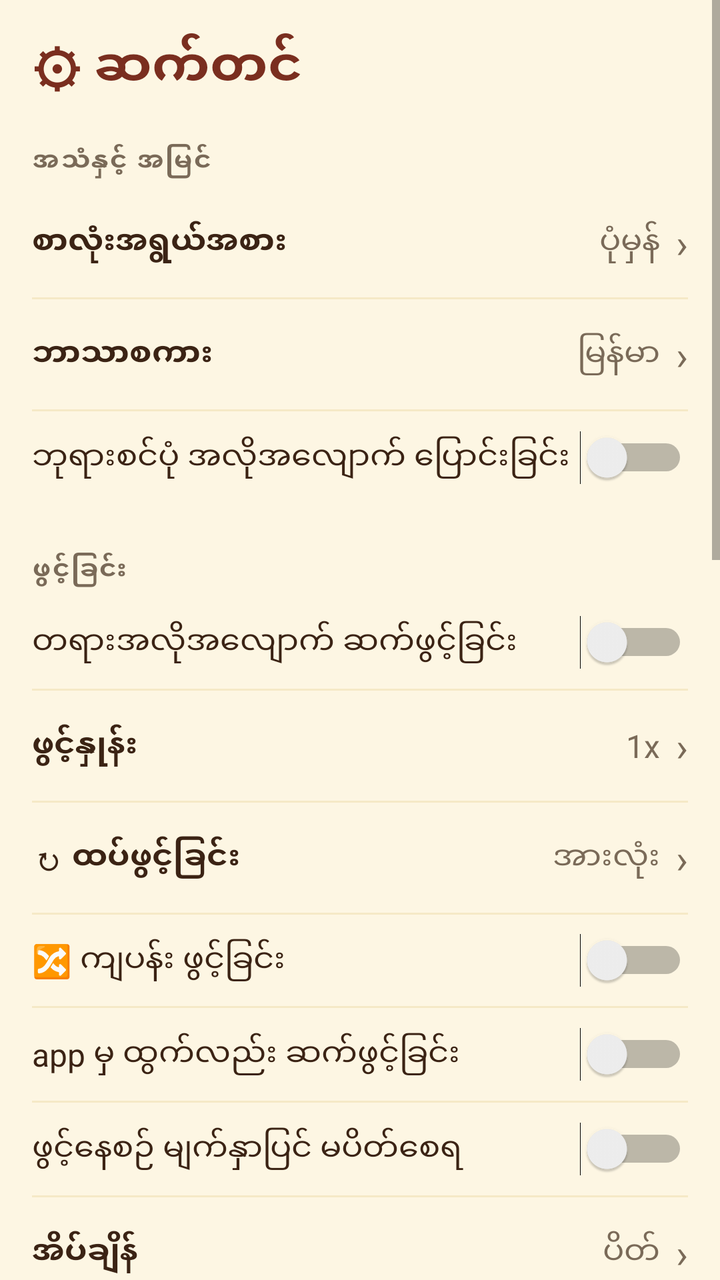
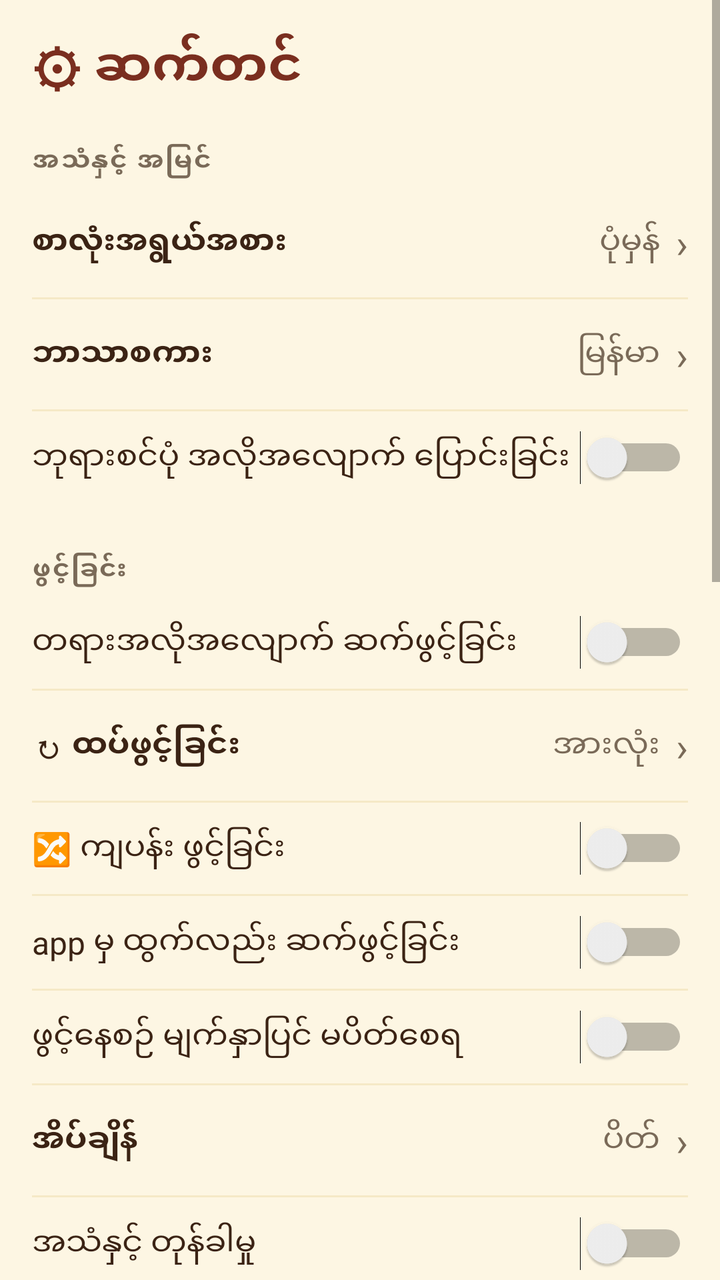

An Android layout rendered at two revisions. The XML below is the earlier revision; the diff shows what the commit changed to produce the second picture.
<!-- AndroidManifest.xml: application theme AppTheme -->
<!-- res/layout/activity_settings.xml -->
<?xml version="1.0" encoding="utf-8"?>
<LinearLayout xmlns:android="http://schemas.android.com/apk/res/android"
    android:id="@+id/root"
    android:layout_width="match_parent"
    android:layout_height="match_parent"
    android:background="@color/bg"
    android:orientation="vertical">
<ScrollView
    android:layout_width="match_parent"
    android:layout_height="0dp"
    android:layout_weight="1"
    android:fillViewport="true">
<LinearLayout
    android:id="@+id/content"
    android:layout_width="match_parent"
    android:layout_height="wrap_content"
    android:background="@color/bg"
    android:orientation="vertical"
    android:padding="16dp">
    <TextView
        android:id="@+id/titleText"
        android:layout_width="match_parent"
        android:layout_height="wrap_content"
        android:text="⚙ ဆက်တင်"
        android:textColor="@color/maroon"
        android:textSize="26sp"
        android:textStyle="bold" />

    <TextView
        android:id="@+id/secAppearance"
        android:layout_width="match_parent"
        android:layout_height="wrap_content"
        android:layout_marginTop="16dp"
        android:letterSpacing="0.06"
        android:paddingVertical="4dp"
        android:text="အသံနှင့် အမြင်"
        android:textColor="@color/muted"
        android:textSize="13sp"
        android:textStyle="bold" />

<LinearLayout
            android:id="@+id/rowFont"
            android:layout_width="match_parent"
            android:layout_height="wrap_content"
            android:background="?android:attr/selectableItemBackground"
            android:clickable="true"
            android:focusable="true"
            android:gravity="center_vertical"
            android:orientation="horizontal"
            android:paddingVertical="14dp">
            <TextView
                android:id="@+id/labelFont"
                android:layout_width="0dp"
                android:layout_height="wrap_content"
                android:layout_weight="1"
                android:text="စာလုံးအရွယ်အစား"
                android:textColor="@color/ink"
                android:textSize="16sp"
                android:textStyle="bold" />
            <TextView
                android:id="@+id/fontValue"
                android:layout_width="wrap_content"
                android:layout_height="wrap_content"
                android:text="ပုံမှန်"
                android:textColor="@color/muted"
                android:textSize="16sp" />
            <TextView
                android:id="@+id/fontChevron"
                android:layout_width="wrap_content"
                android:layout_height="wrap_content"
                android:paddingStart="8dp"
                android:text="›"
                android:textColor="@color/muted"
                android:textSize="20sp" />
        </LinearLayout>
    <View
        android:layout_width="match_parent"
        android:layout_height="1dp"
        android:background="#26C9A227" />

<LinearLayout
            android:id="@+id/rowLanguage"
            android:layout_width="match_parent"
            android:layout_height="wrap_content"
            android:background="?android:attr/selectableItemBackground"
            android:clickable="true"
            android:focusable="true"
            android:gravity="center_vertical"
            android:orientation="horizontal"
            android:paddingVertical="14dp">
            <TextView
                android:id="@+id/labelLanguage"
                android:layout_width="0dp"
                android:layout_height="wrap_content"
                android:layout_weight="1"
                android:text="ဘာသာစကား"
                android:textColor="@color/ink"
                android:textSize="16sp"
                android:textStyle="bold" />
            <TextView
                android:id="@+id/langValue"
                android:layout_width="wrap_content"
                android:layout_height="wrap_content"
                android:text="မြန်မာ"
                android:textColor="@color/muted"
                android:textSize="16sp" />
            <TextView
                android:id="@+id/langChevron"
                android:layout_width="wrap_content"
                android:layout_height="wrap_content"
                android:paddingStart="8dp"
                android:text="›"
                android:textColor="@color/muted"
                android:textSize="20sp" />
        </LinearLayout>
    <View
        android:layout_width="match_parent"
        android:layout_height="1dp"
        android:background="#26C9A227" />

    <Switch
        android:id="@+id/btnThemeAuto"
        android:layout_width="match_parent"
        android:layout_height="wrap_content"
        android:background="?android:attr/selectableItemBackground"
        android:clickable="true"
        android:ellipsize="end"
        android:focusable="true"
        android:maxLines="1"
        android:paddingVertical="12dp"
        android:showText="false"
        android:text="ဘုရားစင်ပုံ အလိုအလျောက် ပြောင်းခြင်း"
        android:textColor="@color/ink"
        android:textOff=""
        android:textOn=""
        android:textSize="16sp" />

    <TextView
        android:id="@+id/secPlayback"
        android:layout_width="match_parent"
        android:layout_height="wrap_content"
        android:layout_marginTop="20dp"
        android:letterSpacing="0.06"
        android:paddingVertical="4dp"
        android:text="ဖွင့်ခြင်း"
        android:textColor="@color/muted"
        android:textSize="13sp"
        android:textStyle="bold" />

    <Switch
        android:id="@+id/btnAutoplay"
        android:layout_width="match_parent"
        android:layout_height="wrap_content"
        android:background="?android:attr/selectableItemBackground"
        android:clickable="true"
        android:ellipsize="end"
        android:focusable="true"
        android:maxLines="1"
        android:paddingVertical="12dp"
        android:showText="false"
        android:text="တရားအလိုအလျောက် ဆက်ဖွင့်ခြင်း"
        android:textColor="@color/ink"
        android:textOff=""
        android:textOn=""
        android:textSize="16sp" />

    <View
        android:layout_width="match_parent"
        android:layout_height="1dp"
        android:background="#26C9A227" />

    <LinearLayout
        android:id="@+id/rowSpeed"
        android:layout_width="match_parent"
        android:layout_height="wrap_content"
        android:background="?android:attr/selectableItemBackground"
        android:clickable="true"
        android:focusable="true"
        android:gravity="center_vertical"
        android:orientation="horizontal"
        android:paddingVertical="14dp">
        <TextView
            android:id="@+id/labelSpeed"
            android:layout_width="0dp"
            android:layout_height="wrap_content"
            android:layout_weight="1"
            android:text="ဖွင့်နှုန်း"
            android:textColor="@color/ink"
            android:textSize="16sp"
            android:textStyle="bold" />
        <TextView
            android:id="@+id/speedValue"
            android:layout_width="wrap_content"
            android:layout_height="wrap_content"
            android:text="1x"
            android:textColor="@color/muted"
            android:textSize="16sp" />
        <TextView
            android:id="@+id/speedChevron"
            android:layout_width="wrap_content"
            android:layout_height="wrap_content"
            android:paddingStart="8dp"
            android:text="›"
            android:textColor="@color/muted"
            android:textSize="20sp" />
    </LinearLayout>

    <View
        android:layout_width="match_parent"
        android:layout_height="1dp"
        android:background="#26C9A227" />

    <LinearLayout
        android:id="@+id/rowRepeat"
        android:layout_width="match_parent"
        android:layout_height="wrap_content"
        android:background="?android:attr/selectableItemBackground"
        android:clickable="true"
        android:focusable="true"
        android:gravity="center_vertical"
        android:orientation="horizontal"
        android:paddingVertical="14dp">
        <TextView
            android:id="@+id/lblRepeat"
            android:layout_width="0dp"
            android:layout_height="wrap_content"
            android:layout_weight="1"
            android:text="↻ ထပ်ဖွင့်ခြင်း"
            android:textColor="@color/ink"
            android:textSize="16sp"
            android:textStyle="bold" />
        <TextView
            android:id="@+id/btnRepeat"
            android:layout_width="wrap_content"
            android:layout_height="wrap_content"
            android:text="အားလုံး"
            android:textColor="@color/muted"
            android:textSize="16sp" />
        <TextView
            android:id="@+id/repeatChevron"
            android:layout_width="wrap_content"
            android:layout_height="wrap_content"
            android:paddingStart="8dp"
            android:text="›"
            android:textColor="@color/muted"
            android:textSize="20sp" />
    </LinearLayout>

    <View
        android:layout_width="match_parent"
        android:layout_height="1dp"
        android:background="#26C9A227" />

    <Switch
        android:id="@+id/btnShuffle"
        android:layout_width="match_parent"
        android:layout_height="wrap_content"
        android:background="?android:attr/selectableItemBackground"
        android:clickable="true"
        android:ellipsize="end"
        android:focusable="true"
        android:maxLines="1"
        android:paddingVertical="12dp"
        android:showText="false"
        android:text="🔀 ကျပန်း ဖွင့်ခြင်း"
        android:textColor="@color/ink"
        android:textOff=""
        android:textOn=""
        android:textSize="16sp" />

    <View
        android:layout_width="match_parent"
        android:layout_height="1dp"
        android:background="#26C9A227" />

    <Switch
        android:id="@+id/btnBackground"
        android:layout_width="match_parent"
        android:layout_height="wrap_content"
        android:background="?android:attr/selectableItemBackground"
        android:clickable="true"
        android:ellipsize="end"
        android:focusable="true"
        android:maxLines="1"
        android:paddingVertical="12dp"
        android:showText="false"
        android:text="app မှ ထွက်လည်း ဆက်ဖွင့်ခြင်း"
        android:textColor="@color/ink"
        android:textOff=""
        android:textOn=""
        android:textSize="16sp" />

    <View
        android:layout_width="match_parent"
        android:layout_height="1dp"
        android:background="#26C9A227" />

    <Switch
        android:id="@+id/btnKeepScreen"
        android:layout_width="match_parent"
        android:layout_height="wrap_content"
        android:background="?android:attr/selectableItemBackground"
        android:clickable="true"
        android:ellipsize="end"
        android:focusable="true"
        android:maxLines="1"
        android:paddingVertical="12dp"
        android:showText="false"
        android:text="ဖွင့်နေစဉ် မျက်နှာပြင် မပိတ်စေရ"
        android:textColor="@color/ink"
        android:textOff=""
        android:textOn=""
        android:textSize="16sp" />

    <View
        android:layout_width="match_parent"
        android:layout_height="1dp"
        android:background="#26C9A227" />

    <LinearLayout
        android:id="@+id/rowSleep"
        android:layout_width="match_parent"
        android:layout_height="wrap_content"
        android:background="?android:attr/selectableItemBackground"
        android:clickable="true"
        android:focusable="true"
        android:gravity="center_vertical"
        android:orientation="horizontal"
        android:paddingVertical="14dp">
        <TextView
            android:id="@+id/lblSleep"
            android:layout_width="0dp"
            android:layout_height="wrap_content"
            android:layout_weight="1"
            android:text="အိပ်ချိန်"
            android:textColor="@color/ink"
            android:textSize="16sp"
            android:textStyle="bold" />
        <TextView
            android:id="@+id/btnSleep"
            android:layout_width="wrap_content"
            android:layout_height="wrap_content"
            android:text="ပိတ်"
            android:textColor="@color/muted"
            android:textSize="16sp" />
        <TextView
            android:id="@+id/sleepChevron"
            android:layout_width="wrap_content"
            android:layout_height="wrap_content"
            android:paddingStart="8dp"
            android:text="›"
            android:textColor="@color/muted"
            android:textSize="20sp" />
    </LinearLayout>

    <View
        android:layout_width="match_parent"
        android:layout_height="1dp"
        android:background="#26C9A227" />

    <Switch
        android:id="@+id/btnFx"
        android:layout_width="match_parent"
        android:layout_height="wrap_content"
        android:background="?android:attr/selectableItemBackground"
        android:clickable="true"
        android:ellipsize="end"
        android:focusable="true"
        android:maxLines="1"
        android:paddingVertical="12dp"
        android:showText="false"
        android:text="အသံနှင့် တုန်ခါမှု"
        android:textColor="@color/ink"
        android:textOff=""
        android:textOn=""
        android:textSize="16sp" />

    <TextView
        android:id="@+id/secNoti"
        android:layout_width="match_parent"
        android:layout_height="wrap_content"
        android:layout_marginTop="20dp"
        android:letterSpacing="0.06"
        android:paddingVertical="4dp"
        android:text="အကြောင်းကြားစာ"
        android:textColor="@color/muted"
        android:textSize="13sp"
        android:textStyle="bold" />

    <LinearLayout
        android:layout_width="match_parent"
        android:layout_height="wrap_content"
        android:orientation="vertical">
    <Switch
        android:id="@+id/btnNoti"
        android:layout_width="match_parent"
        android:layout_height="wrap_content"
        android:background="?android:attr/selectableItemBackground"
        android:clickable="true"
        android:ellipsize="end"
        android:focusable="true"
        android:maxLines="1"
        android:paddingVertical="12dp"
        android:showText="false"
        android:text="အကြောင်းကြားချက်"
        android:textColor="@color/ink"
        android:textOff=""
        android:textOn=""
        android:textSize="16sp" />
        <TextView
            android:id="@+id/notiNote"
            android:layout_width="match_parent"
            android:layout_height="wrap_content"
            android:paddingBottom="8dp"
            android:paddingStart="2dp"
            android:text=""
            android:textColor="@color/muted"
            android:textSize="13sp"
        android:visibility="gone" />
    </LinearLayout>

    <TextView
        android:id="@+id/secData"
        android:layout_width="match_parent"
        android:layout_height="wrap_content"
        android:layout_marginTop="20dp"
        android:letterSpacing="0.06"
        android:paddingVertical="4dp"
        android:text="ဒေတာ"
        android:textColor="@color/muted"
        android:textSize="13sp"
        android:textStyle="bold" />

    <LinearLayout
        android:layout_width="match_parent"
        android:layout_height="wrap_content"
        android:orientation="vertical">
    <Switch
        android:id="@+id/btnDataSaver"
        android:layout_width="match_parent"
        android:layout_height="wrap_content"
        android:background="?android:attr/selectableItemBackground"
        android:clickable="true"
        android:ellipsize="end"
        android:focusable="true"
        android:maxLines="1"
        android:paddingVertical="12dp"
        android:showText="false"
        android:text="ဒေတာ ချွေတာခြင်း"
        android:textColor="@color/ink"
        android:textOff=""
        android:textOn=""
        android:textSize="16sp" />
        <TextView
            android:id="@+id/dataSaverNote"
            android:layout_width="match_parent"
            android:layout_height="wrap_content"
            android:paddingBottom="8dp"
            android:paddingStart="2dp"
            android:text=""
            android:textColor="@color/muted"
            android:textSize="13sp"
        android:visibility="gone" />
    </LinearLayout>

    <View
        android:layout_width="match_parent"
        android:layout_height="1dp"
        android:background="#26C9A227" />

    <LinearLayout
        android:layout_width="match_parent"
        android:layout_height="wrap_content"
        android:orientation="vertical">
    <Switch
        android:id="@+id/btnAutoDl"
        android:layout_width="match_parent"
        android:layout_height="wrap_content"
        android:background="?android:attr/selectableItemBackground"
        android:clickable="true"
        android:ellipsize="end"
        android:focusable="true"
        android:maxLines="1"
        android:paddingVertical="12dp"
        android:showText="false"
        android:text="📶 Wi-Fi အလိုအလျောက် ဒေါင်းလုဒ်"
        android:textColor="@color/ink"
        android:textOff=""
        android:textOn=""
        android:textSize="16sp" />
        <TextView
            android:id="@+id/autoDlNote"
            android:layout_width="match_parent"
            android:layout_height="wrap_content"
            android:paddingBottom="8dp"
            android:paddingStart="2dp"
            android:text="မစစ်ဆေးရသေးပါ"
            android:textColor="@color/muted"
            android:textSize="13sp" />
        
        <TextView
            android:id="@+id/autoDlCheckNow"
            android:layout_width="wrap_content"
            android:layout_height="wrap_content"
            android:background="?android:attr/selectableItemBackground"
            android:clickable="true"
            android:focusable="true"
            android:paddingVertical="8dp"
            android:paddingStart="2dp"
            android:text="↻ ပြန်စစ်ဆေးမယ်"
            android:textColor="#C9A227"
            android:textSize="14sp"
            android:visibility="gone" />
    </LinearLayout>

    <View
        android:layout_width="match_parent"
        android:layout_height="1dp"
        android:background="#26C9A227" />

    
    <LinearLayout
        android:layout_width="match_parent"
        android:layout_height="wrap_content"
        android:orientation="vertical">
    <LinearLayout
        android:id="@+id/rowDownloaded"
        android:layout_width="match_parent"
        android:layout_height="wrap_content"
        android:background="?android:attr/selectableItemBackground"
        android:clickable="true"
        android:focusable="true"
        android:gravity="center_vertical"
        android:orientation="horizontal"
        android:paddingVertical="14dp">
        <TextView
            android:id="@+id/btnDownloaded"
            android:layout_width="0dp"
            android:layout_height="wrap_content"
            android:layout_weight="1"
            android:text="⬇ ဒေါင်းလုဒ်လုပ်ပြီးသားများ"
            android:textColor="@color/ink"
            android:textSize="16sp"
            android:textStyle="bold" />
        <TextView
            android:id="@+id/downloadedChevron"
            android:layout_width="wrap_content"
            android:layout_height="wrap_content"
            android:paddingStart="8dp"
            android:text="›"
            android:textColor="@color/muted"
            android:textSize="20sp" />
    </LinearLayout>
        <TextView
            android:id="@+id/downloadedSizeNote"
            android:layout_width="match_parent"
            android:layout_height="wrap_content"
            android:paddingBottom="8dp"
            android:paddingStart="2dp"
            android:text=""
            android:textColor="@color/muted"
            android:textSize="13sp"
            android:visibility="gone" />
    </LinearLayout>

    <View
        android:layout_width="match_parent"
        android:layout_height="1dp"
        android:background="#26C9A227" />

    <LinearLayout
        android:id="@+id/rowClearData"
        android:layout_width="match_parent"
        android:layout_height="wrap_content"
        android:background="?android:attr/selectableItemBackground"
        android:clickable="true"
        android:focusable="true"
        android:gravity="center_vertical"
        android:orientation="horizontal"
        android:paddingVertical="14dp">
        <TextView
            android:id="@+id/lblClearData"
            android:layout_width="0dp"
            android:layout_height="wrap_content"
            android:layout_weight="1"
            android:text="မှတ်တမ်း ရှင်းလင်းခြင်း"
            android:textColor="@color/ink"
            android:textSize="16sp"
            android:textStyle="bold" />
        <TextView
            android:id="@+id/clearChevron"
            android:layout_width="wrap_content"
            android:layout_height="wrap_content"
            android:paddingStart="8dp"
            android:text="›"
            android:textColor="@color/muted"
            android:textSize="20sp" />
    </LinearLayout>

    <TextView
        android:id="@+id/secAbout"
        android:layout_width="match_parent"
        android:layout_height="wrap_content"
        android:layout_marginTop="20dp"
        android:letterSpacing="0.06"
        android:paddingVertical="4dp"
        android:text="အကြောင်း"
        android:textColor="@color/muted"
        android:textSize="13sp"
        android:textStyle="bold" />

    <TextView
        android:id="@+id/aboutSrc"
        android:layout_width="match_parent"
        android:layout_height="wrap_content"
        android:paddingVertical="10dp"
        android:text="တရားများ ရင်းမြစ်: dhammadownload.com"
        android:textColor="@color/muted"
        android:textSize="13sp" />

    <LinearLayout
        android:layout_width="match_parent"
        android:layout_height="wrap_content"
        android:gravity="center_vertical"
        android:orientation="horizontal"
        android:paddingVertical="14dp">
        <TextView
            android:id="@+id/lblVersion"
            android:layout_width="0dp"
            android:layout_height="wrap_content"
            android:layout_weight="1"
            android:text="ဗားရှင်း"
            android:textColor="@color/ink"
            android:textSize="16sp"
            android:textStyle="bold" />
        <TextView
            android:id="@+id/versionValue"
            android:layout_width="wrap_content"
            android:layout_height="wrap_content"
            android:text="v12.93"
            android:textColor="@color/muted"
            android:textSize="16sp" />
    </LinearLayout>

    <View
        android:layout_width="match_parent"
        android:layout_height="1dp"
        android:background="#26C9A227" />

    
    <LinearLayout
        android:id="@+id/rowCheckUpdate"
        android:layout_width="match_parent"
        android:layout_height="wrap_content"
        android:background="?android:attr/selectableItemBackground"
        android:clickable="true"
        android:focusable="true"
        android:gravity="center_vertical"
        android:orientation="horizontal"
        android:paddingVertical="14dp">
        <TextView
            android:id="@+id/btnCheckUpdate"
            android:layout_width="0dp"
            android:layout_height="wrap_content"
            android:layout_weight="1"
            android:text="↻ Update စစ်ဆေးမယ်"
            android:textColor="@color/ink"
            android:textSize="16sp"
            android:textStyle="bold" />
        <TextView
            android:id="@+id/checkUpdateChevron"
            android:layout_width="wrap_content"
            android:layout_height="wrap_content"
            android:paddingStart="8dp"
            android:text="›"
            android:textColor="@color/muted"
            android:textSize="20sp" />
    </LinearLayout>

    <View
        android:layout_width="match_parent"
        android:layout_height="1dp"
        android:background="#26C9A227" />

    <LinearLayout
        android:id="@+id/rowTeam"
        android:layout_width="match_parent"
        android:layout_height="wrap_content"
        android:background="?android:attr/selectableItemBackground"
        android:clickable="true"
        android:focusable="true"
        android:gravity="center_vertical"
        android:orientation="horizontal"
        android:paddingVertical="14dp">
        <TextView
            android:id="@+id/btnTeam"
            android:layout_width="0dp"
            android:layout_height="wrap_content"
            android:layout_weight="1"
            android:text="👥 Developer Profile"
            android:textColor="@color/ink"
            android:textSize="16sp"
            android:textStyle="bold" />
        <TextView
            android:id="@+id/teamChevron"
            android:layout_width="wrap_content"
            android:layout_height="wrap_content"
            android:paddingStart="8dp"
            android:text="›"
            android:textColor="@color/muted"
            android:textSize="20sp" />
    </LinearLayout>

    <View
        android:layout_width="match_parent"
        android:layout_height="1dp"
        android:background="#26C9A227" />

    <LinearLayout
        android:id="@+id/rowPolicy"
        android:layout_width="match_parent"
        android:layout_height="wrap_content"
        android:background="?android:attr/selectableItemBackground"
        android:clickable="true"
        android:focusable="true"
        android:gravity="center_vertical"
        android:orientation="horizontal"
        android:paddingVertical="14dp">
        <TextView
            android:id="@+id/btnPolicy"
            android:layout_width="0dp"
            android:layout_height="wrap_content"
            android:layout_weight="1"
            android:text="📜 Policy"
            android:textColor="@color/ink"
            android:textSize="16sp"
            android:textStyle="bold" />
        <TextView
            android:id="@+id/policyChevron"
            android:layout_width="wrap_content"
            android:layout_height="wrap_content"
            android:paddingStart="8dp"
            android:text="›"
            android:textColor="@color/muted"
            android:textSize="20sp" />
    </LinearLayout>

    <TextView
        android:id="@+id/btnResetAll"
        android:layout_width="match_parent"
        android:layout_height="wrap_content"
        android:layout_marginTop="24dp"
        android:background="?android:attr/selectableItemBackground"
        android:clickable="true"
        android:focusable="true"
        android:gravity="center"
        android:paddingVertical="14dp"
        android:text="↺ ဆက်တင်အားလုံး ပြန်စသတ်မှတ်မယ်"
        android:textColor="#C0392B"
        android:textSize="16sp" />
</LinearLayout>
</ScrollView>
    
    <LinearLayout
        android:id="@+id/nowStrip"
        android:layout_width="match_parent"
        android:layout_height="wrap_content"
        android:layout_marginLeft="16dp"
        android:layout_marginRight="16dp"
        android:layout_marginBottom="16dp"
        android:background="@drawable/nav_glass"
        android:orientation="vertical"
        android:padding="10dp"
        android:visibility="gone">
        <LinearLayout
            android:layout_width="match_parent"
            android:layout_height="wrap_content"
            android:gravity="center_vertical"
            android:orientation="horizontal">
            
            <FrameLayout
                android:id="@+id/nowStripPhotoRing"
                android:layout_width="48dp"
                android:layout_height="48dp"
                android:layout_marginEnd="10dp"
                android:visibility="gone">
                <com.h2h.dhamma.CircleImageView
                    android:id="@+id/nowStripPhoto"
                    android:layout_width="44dp"
                    android:layout_height="44dp"
                    android:layout_gravity="center"
                    android:scaleType="centerCrop"
                    android:transitionName="roomSayadawPhoto" />
            </FrameLayout>
            <LinearLayout
                android:layout_width="0dp"
                android:layout_height="wrap_content"
                android:layout_weight="1"
                android:orientation="vertical">
                <TextView
                    android:id="@+id/nowStripText"
                    android:layout_width="match_parent"
                    android:layout_height="wrap_content"
                    android:ellipsize="end"
                    android:maxLines="1"
                    android:textColor="@color/gold"
                    android:textSize="14sp"
                    android:textStyle="bold" />
                <TextView
                    android:id="@+id/nowStripSub"
                    android:layout_width="match_parent"
                    android:layout_height="wrap_content"
                    android:ellipsize="end"
                    android:maxLines="1"
                    android:textColor="@color/muted"
                    android:textSize="12sp" />
            </LinearLayout>
        </LinearLayout>
        
            <LinearLayout
                android:layout_width="match_parent"
                android:layout_height="wrap_content"
                android:gravity="center_horizontal"
                android:orientation="horizontal">
            <TextView
                android:id="@+id/nowStripPrev"
                android:background="?android:attr/selectableItemBackgroundBorderless"
                android:layout_margin="2dp"
                android:layout_width="48dp"
                android:layout_height="48dp"
                android:gravity="center"
                android:includeFontPadding="false"
                android:text="⏮"
                android:textColor="#FFFFFF"
                android:textSize="24sp" />
            <TextView
                android:id="@+id/nowStripToggle"
                android:background="?android:attr/selectableItemBackgroundBorderless"
                android:layout_margin="2dp"
                android:layout_width="48dp"
                android:layout_height="48dp"
                android:gravity="center"
                android:includeFontPadding="false"
                android:text="▶"
                android:textColor="#FFFFFF"
                android:textSize="24sp" />
            <TextView
                android:id="@+id/nowStripNext"
                android:background="?android:attr/selectableItemBackgroundBorderless"
                android:layout_margin="2dp"
                android:layout_width="48dp"
                android:layout_height="48dp"
                android:gravity="center"
                android:includeFontPadding="false"
                android:text="⏭"
                android:textColor="#FFFFFF"
                android:textSize="24sp" />

            
            
            
            
            </LinearLayout>
        
        <ProgressBar
            android:id="@+id/nowStripProgress"
            style="?android:attr/progressBarStyleHorizontal"
            android:layout_width="match_parent"
            android:layout_height="4dp"
            android:layout_marginTop="6dp"
            android:max="1000"
            android:progress="0"
            android:progressBackgroundTint="#40C9A227"
            android:progressTint="#C9A227" />
    </LinearLayout>
</LinearLayout>
<!-- resources referenced by this layout -->
<resources>
  <color name="bg">#FDF6E3</color>
  <color name="gold">#C9A227</color>
  <color name="ink">#3B2314</color>
  <color name="maroon">#7A2E1F</color>
  <color name="muted">#7A6A58</color>
  <!-- drawable nav_glass (drawable) -->
  <?xml version="1.0" encoding="utf-8"?>
  <layer-list xmlns:android="http://schemas.android.com/apk/res/android">
      <item>
          <shape android:shape="rectangle">
              <solid android:color="#59FFFFFF" />
              <stroke android:width="1dp" android:color="#99C9A227" />
              <corners android:radius="28dp" />
          </shape>
      </item>
      <item>
          <shape android:shape="rectangle">
              <gradient android:angle="270" android:startColor="#80FFFFFF" android:centerColor="#1AFFFFFF" android:centerY="0.45" android:endColor="#00FFFFFF" android:type="linear" />
              <corners android:radius="28dp" />
          </shape>
      </item>
  </layer-list>
  <style name="AppTheme" parent="android:Theme.Material.Light.NoActionBar">
          <item name="android:colorPrimary">@color/maroon</item>
          <item name="android:colorPrimaryDark">@color/maroon</item>
          <item name="android:colorAccent">@color/gold</item>
          <item name="android:windowBackground">@color/bg</item>
          <item name="android:textColorPrimary">@color/ink</item>
          
          <item name="android:alertDialogTheme">@style/DhammaAlertDialog</item>
          
          <item name="android:windowContentTransitions">true</item>
      </style>
  <style name="DhammaAlertDialog" parent="@android:style/Theme.Material.Light.Dialog.Alert">
          <item name="android:windowAnimationStyle">@style/DhammaDialogAnimation</item>
      </style>
  <style name="DhammaDialogAnimation">
          <item name="android:windowEnterAnimation">@anim/dlg_in</item>
          <item name="android:windowExitAnimation">@anim/dlg_out</item>
      </style>
</resources>

<!-- the commit's change to res/layout/activity_settings.xml (unified diff, before → after) -->
@@ -163,47 +163,6 @@
         android:textOff=""
         android:textOn=""
         android:textSize="16sp" />
-
-    <View
-        android:layout_width="match_parent"
-        android:layout_height="1dp"
-        android:background="#26C9A227" />
-
-    <LinearLayout
-        android:id="@+id/rowSpeed"
-        android:layout_width="match_parent"
-        android:layout_height="wrap_content"
-        android:background="?android:attr/selectableItemBackground"
-        android:clickable="true"
-        android:focusable="true"
-        android:gravity="center_vertical"
-        android:orientation="horizontal"
-        android:paddingVertical="14dp">
-        <TextView
-            android:id="@+id/labelSpeed"
-            android:layout_width="0dp"
-            android:layout_height="wrap_content"
-            android:layout_weight="1"
-            android:text="ဖွင့်နှုန်း"
-            android:textColor="@color/ink"
-            android:textSize="16sp"
-            android:textStyle="bold" />
-        <TextView
-            android:id="@+id/speedValue"
-            android:layout_width="wrap_content"
-            android:layout_height="wrap_content"
-            android:text="1x"
-            android:textColor="@color/muted"
-            android:textSize="16sp" />
-        <TextView
-            android:id="@+id/speedChevron"
-            android:layout_width="wrap_content"
-            android:layout_height="wrap_content"
-            android:paddingStart="8dp"
-            android:text="›"
-            android:textColor="@color/muted"
-            android:textSize="20sp" />
-    </LinearLayout>
 
     <View
         android:layout_width="match_parent"
